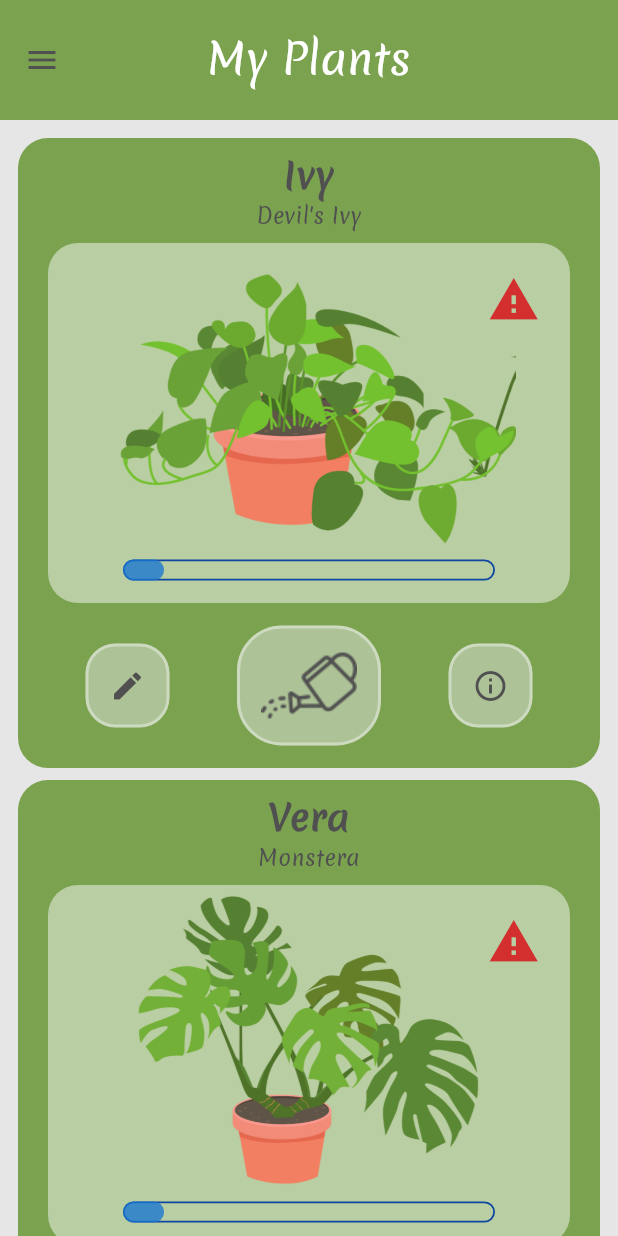
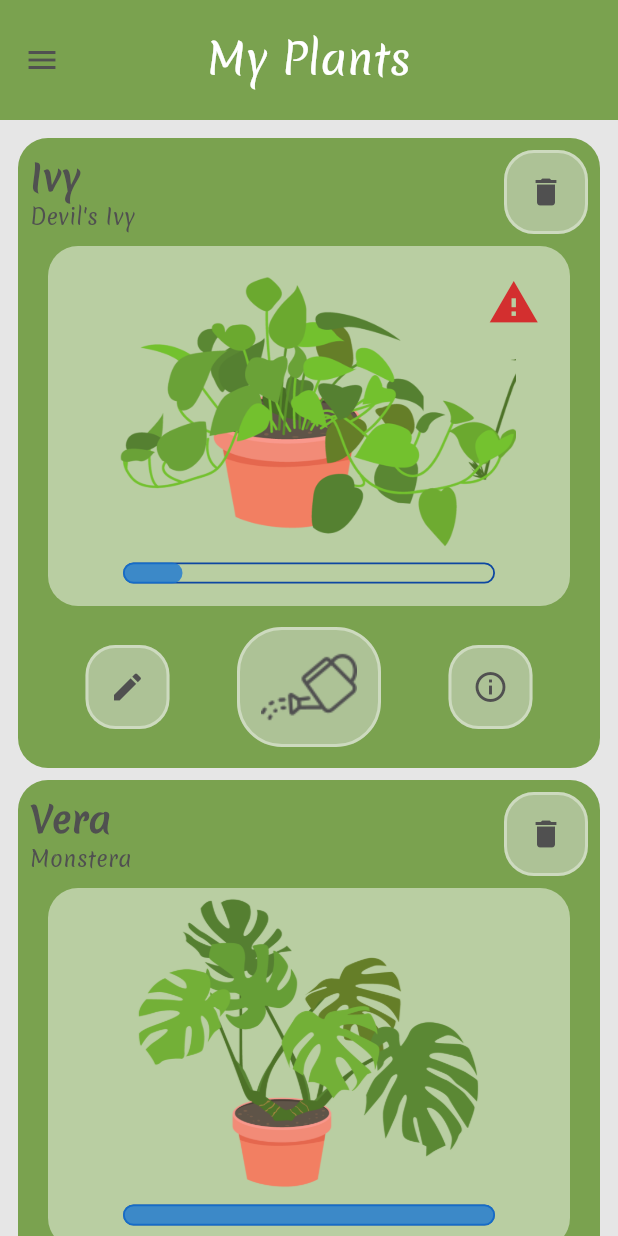
Before and after one commit to my-happy-plants-project-2/My-Happy-Plants-Frontend, a Flutter app: the HomePage screen opened by its route, on a phone screen of 412 x 824 dp. Run offline on Flutter 3.47's test engine with Material 3 defaults, Android fonts, the phone set to English and light mode, and no system bars; missing offline and left inert: webview_windows.

Commit message:
Plant deletion done. Deletion icon added. Watering function done. Water bar updates. Initial plant values changed.

```diff
--- a/Frontend/lib/components/my_plants_card.dart
+++ b/Frontend/lib/components/my_plants_card.dart
@@ -32,8 +32,7 @@ class MyPlantsCard extends StatelessWidget {
           children: [
             _buildPlantInfo(context),
             _buildPlantImage(context,
-                value: Random()
-                    .nextDouble()), // Set a random value between 0 and 1 for now can be calculated from the plant's water frequency and last watered date
+                value: plant.calculateWaterLevel), // Set a random value between 0 and 1 for now can be calculated from the plant's water frequency and last watered date
             _buildActionButtons(context),
           ],
         ),
@@ -45,8 +44,12 @@ class MyPlantsCard extends StatelessWidget {
   Widget _buildPlantInfo(BuildContext context) {
     return Padding(
       padding: const EdgeInsets.all(8.0),
-      child: Column(
+      child: Row(
+        mainAxisAlignment: MainAxisAlignment.spaceBetween,
         children: [
+          Column(
+            crossAxisAlignment: CrossAxisAlignment.start,
+            children: [
           Text(
             plant.nickname,
             style: const TextStyle(
@@ -57,6 +60,12 @@ class MyPlantsCard extends StatelessWidget {
           Text(plant.commonName),
         ],
       ),
+      CustomIconButton(
+        icon: Icons.delete,
+        onPressed: () => _deletePlant(context)
+      ),
+    ],
+    ),
     );
   }
 
@@ -118,9 +127,8 @@ class MyPlantsCard extends StatelessWidget {
                 'lib/assets/images/watering_can.png',
                 color: Theme.of(context).colorScheme.onSurface,
               ),
-              onPressed: () {
+              onPressed: () => _waterPlant(context),
                 // Todo: Add watering functionality here
-              },
             ),
             CustomIconButton(
               icon: Icons.info_outline,
@@ -169,6 +177,18 @@ class MyPlantsCard extends StatelessWidget {
     );
   }
 
+  void _waterPlant(BuildContext context) {
+    final plantProvider = context.read<PlantProvider>();
+
+    plantProvider.waterPlant(plant.plantId);
+  }
+
+  void _deletePlant(BuildContext context) {
+    final plantProvider = context.read<PlantProvider>();
+
+    plantProvider.removePlant(plant.plantId);
+  }
+
   // Helper method to build the Image button section
   Widget _buildCustomImageButton(
     BuildContext context, {
--- a/Frontend/lib/model/plant.dart
+++ b/Frontend/lib/model/plant.dart
@@ -22,5 +22,16 @@ class Plant {
     required this.light,
   });
 
+  double get calculateWaterLevel {
+    DateTime now = DateTime.now();
+    int daysSinceWatered = now.difference(lastWatered).inDays;
+
+    double waterDepletion = 1.0/waterFrequency;
+    double lightFactor = 1 + (light/10.0);
+
+    double waterLevel = 1.0 - (daysSinceWatered * waterDepletion * lightFactor);
+
+    return waterLevel.clamp(0.0, 1.0);
+  }
   //TODO: Add a getter for updated waterlevels on login.
 }
--- a/Frontend/lib/pages/my_plants_page.dart
+++ b/Frontend/lib/pages/my_plants_page.dart
@@ -17,7 +17,7 @@ class MyPlantsPage extends StatefulWidget {
       familyName: 'Araceae',
       imagePath: 'lib/assets/images/plants/devils_ivy.png',
       nickname: 'Ivy',
-      lastWatered: DateTime.now(),
+      lastWatered: DateTime.now().subtract(Duration(days: 3)),
       waterFrequency: 5,
       light: 4,
     ),
@@ -39,7 +39,7 @@ class MyPlantsPage extends StatefulWidget {
       familyName: "Asparagaceae",
       imagePath: 'lib/assets/images/plants/snake_plant.png',
       nickname: 'Lily',
-      lastWatered: DateTime.now(),
+      lastWatered: DateTime.now().subtract(Duration(days: 2)),
       waterFrequency: 2,
       light: 3,
     ),
@@ -61,7 +61,7 @@ class MyPlantsPage extends StatefulWidget {
       familyName: "Arums",
       imagePath: 'lib/assets/images/plants/anthurium_plant.png',
       nickname: 'Spidey',
-      lastWatered: DateTime.now(),
+      lastWatered: DateTime.now().subtract(Duration(days: 5)),
       waterFrequency: 6,
       light: 7,
     ),
@@ -83,7 +83,7 @@ class MyPlantsPage extends StatefulWidget {
       familyName: "Moraceae",
       imagePath: 'lib/assets/images/plants/fiddle_leaf_fig.png',
       nickname: 'Figgy',
-      lastWatered: DateTime.now(),
+      lastWatered: DateTime.now().subtract(Duration(days: 7)),
       waterFrequency: 7,
       light: 8,
     ),
@@ -105,7 +105,7 @@ class MyPlantsPage extends StatefulWidget {
       familyName: "Rutaceae",
       imagePath: 'lib/assets/images/plants/orange_tree.png',
       nickname: 'Sunny',
-      lastWatered: DateTime.now(),
+      lastWatered: DateTime.now().subtract(Duration(days: 1)),
       waterFrequency: 5,
       light: 9,
     ),
--- a/Frontend/lib/providers/plant_provider.dart
+++ b/Frontend/lib/providers/plant_provider.dart
@@ -47,7 +47,7 @@ class PlantProvider extends ChangeNotifier{
       plant.nickname = newName;
     //TODO: Update the plantlist in the database.
       notifyListeners();
-    }
+    } //This already happens when creating a new plant. Might be removed.
 
     void changeNickName(String plantId, String newName) {
       _userPlants.firstWhere((p) => p.plantId == plantId).nickname = newName;
```
Also changed, not shown: 4 other files.
